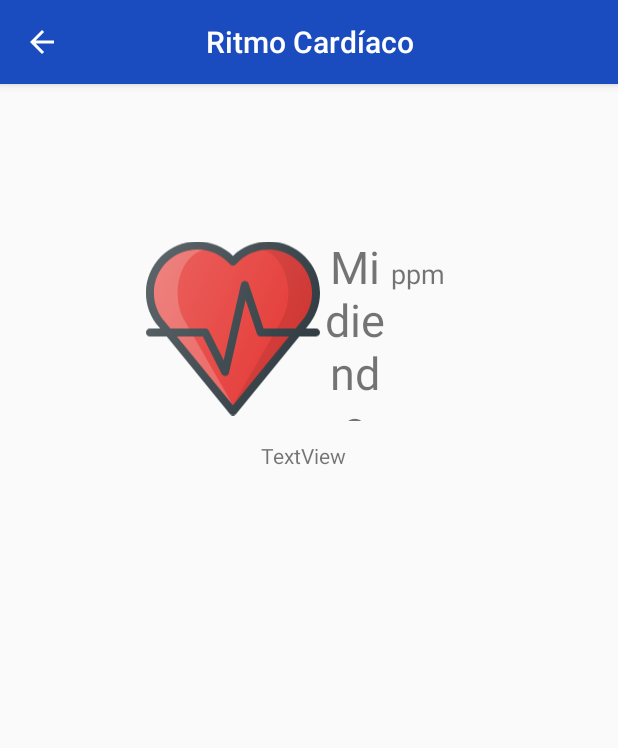
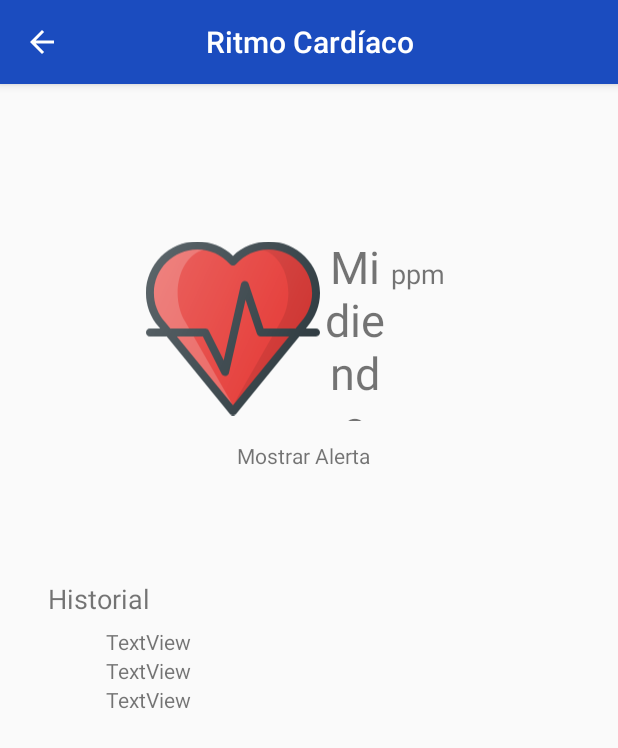
Before and after one commit to YerkoCuzmar/VitalSignsCheckup, an Android app: the MonitorHeartRate screen opened directly, with no data from a screen before it, on a phone screen of 412 x 824 dp. Shown: the top 748 px of the screen. Run offline under Robolectric (Android 15) with nearby library versions, the phone set to English and light mode, and no system bars.

Commit message:
historial vista heart

```diff
--- a/app/src/main/java/com/example/vitalsignscheckup/MonitorHeartRate.java
+++ b/app/src/main/java/com/example/vitalsignscheckup/MonitorHeartRate.java
@@ -7,14 +7,24 @@ import android.os.Bundle;
 import android.view.MenuItem;
 import android.widget.TextView;
 
+
 import org.w3c.dom.Text;
 
+import java.text.DateFormat;
+import java.text.SimpleDateFormat;
+import java.util.Date;
 import java.util.Objects;
 
 public class MonitorHeartRate extends AppCompatActivity {
 
 
     int count = 0;
+
+
+    DateFormat dateFormat = new SimpleDateFormat("HH:mm:ss");
+    Date date = new Date();
+    String dateformatted = dateFormat.format(date);
+
     protected void onCreate(Bundle savedInstanceState) {
         super.onCreate(savedInstanceState);
         setContentView(R.layout.activity_monitor_heart_rate);
@@ -27,8 +37,8 @@ public class MonitorHeartRate extends AppCompatActivity {
         TextView actionBarTitle = findViewById(R.id.custom_app_bar_title);
         actionBarTitle.setText(R.string.MonitorHeartRateTitle);
 
-        //TextView tv1 = (TextView)findViewById(R.id.alerta_heart);
-        //tv1.setText("Mostrar Alerta");
+        TextView tv1 = (TextView)findViewById(R.id.alerta_heart);
+        tv1.setText("Mostrar Alerta");
 
         TextView tv2 = (TextView)findViewById(R.id.medida_heart);
         tv2.setText("Midiendo");
@@ -37,8 +47,11 @@ public class MonitorHeartRate extends AppCompatActivity {
         tv3.setText("ppm");
 
 
+        final TextView textView = (TextView)findViewById(R.id.medida_heart);
 
-        final TextView textView = (TextView)findViewById(R.id.medida_heart);
+
+        final TextView h1 = (TextView)findViewById(R.id.heart1);
+
         Thread t=new Thread(){
             @Override
             public void run(){
@@ -50,9 +63,12 @@ public class MonitorHeartRate extends AppCompatActivity {
                         public void run() {
                             count++;
                             textView.setText(String.valueOf(count));
+                            date = new Date();
+                            dateformatted = dateFormat.format(date);
+                            h1.setText(dateformatted + "                     " + count + " ppm");
                         }
                     });
-                    } catch (InterruptedException e) {
+                }catch (InterruptedException e) {
                     e.printStackTrace();
                 }
             }
--- a/app/src/main/res/layout/activity_monitor_heart_rate.xml
+++ b/app/src/main/res/layout/activity_monitor_heart_rate.xml
@@ -18,7 +18,7 @@
         android:layout_width="wrap_content"
         android:layout_height="wrap_content"
         android:orientation="vertical"
-        app:layout_constraintGuide_begin="16dp" />
+        app:layout_constraintGuide_begin="32dp" />
 
 
     <LinearLayout
@@ -85,13 +85,46 @@
 
     <LinearLayout
         android:id="@+id/linearLayout3"
-        android:layout_width="383dp"
+        android:layout_width="0dp"
         android:layout_height="410dp"
         android:layout_marginTop="24dp"
         android:orientation="vertical"
-        app:layout_constraintTop_toBottomOf="@+id/linearLayout2"
-        tools:layout_editor_absoluteX="16dp">
+        app:layout_constraintEnd_toStartOf="@+id/guideline_right"
+        app:layout_constraintHorizontal_bias="0.0"
+        app:layout_constraintStart_toStartOf="@+id/guideline_left"
+        app:layout_constraintTop_toBottomOf="@+id/linearLayout2">
 
+        <TextView
+            android:id="@+id/textView"
+            android:layout_width="96dp"
+            android:layout_height="31dp"
+            android:text="Historial"
+            android:textSize="18sp" />
+
+        <LinearLayout
+            android:layout_width="325dp"
+            android:layout_height="370dp"
+            android:layout_gravity="right"
+            android:orientation="vertical">
+
+            <TextView
+                android:id="@+id/heart1"
+                android:layout_width="match_parent"
+                android:layout_height="wrap_content"
+                android:text="TextView" />
+
+            <TextView
+                android:id="@+id/heart2"
+                android:layout_width="match_parent"
+                android:layout_height="wrap_content"
+                android:text="TextView" />
+
+            <TextView
+                android:id="@+id/heart3"
+                android:layout_width="match_parent"
+                android:layout_height="wrap_content"
+                android:text="TextView" />
+        </LinearLayout>
     </LinearLayout>
 
 
```
Lines whose indentation alone changed are shown as unchanged.
